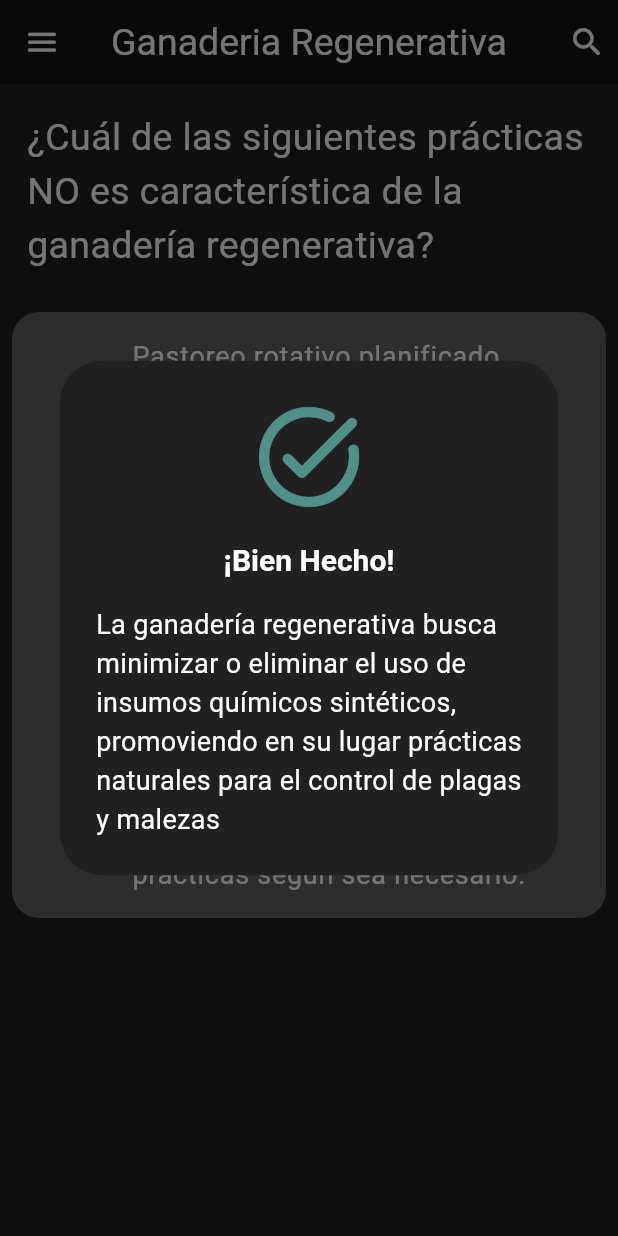
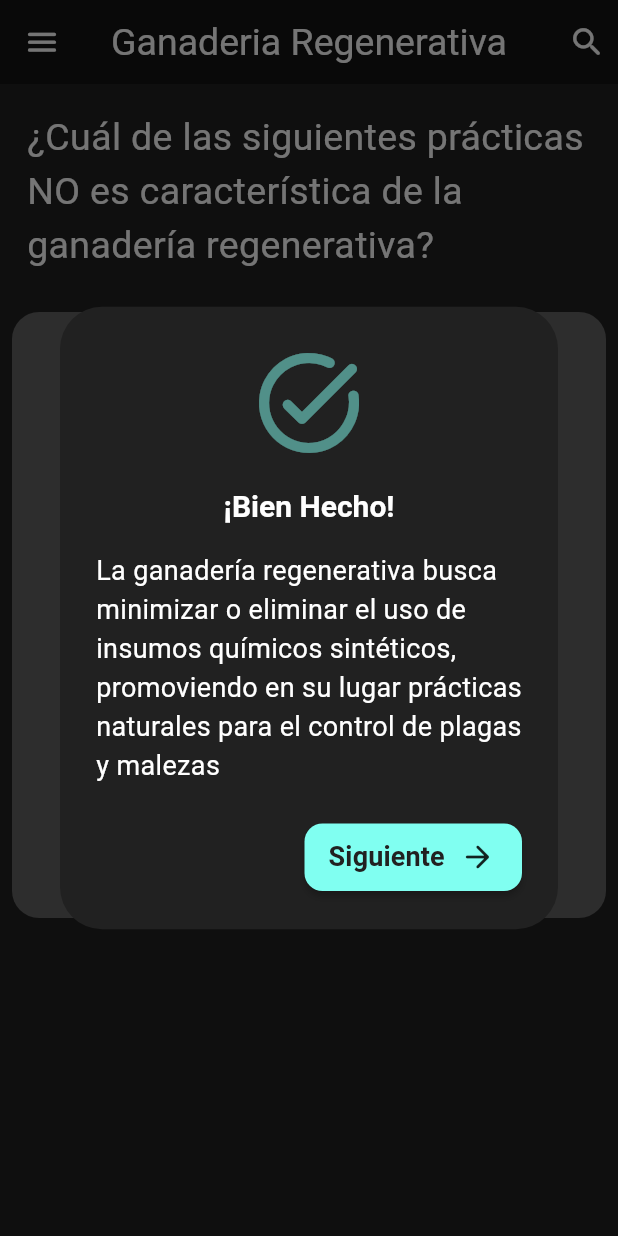
Before and after one commit to Whadyjm/excuela_challenge, a Flutter app: the Quiz screen opened directly, after a tap on "Uso de herbicidas y pesticidas sintético", on a phone screen of 412 x 824 dp. Run offline on Flutter 3.47's test engine with Material 3 defaults, Android fonts, the phone set to English and light mode, and no system bars; network calls fail.

Commit message:
Nueva pregunta añadida

```diff
--- a/lib/screens/quiz.dart
+++ b/lib/screens/quiz.dart
@@ -1,3 +1,5 @@
+import 'package:excuela_challenge/widgets/pregunta1.dart';
+import 'package:excuela_challenge/widgets/pregunta2.dart';
 import 'package:flutter/material.dart';
 
 class Quiz extends StatefulWidget {
@@ -10,10 +12,14 @@ class Quiz extends StatefulWidget {
 class _QuizState extends State<Quiz> {
 
   String pregunta1 = '¿Cuál de las siguientes prácticas NO es característica de la ganadería regenerativa?';
+  String pregunta2 = 'La ganadería regenerativa busca maximizar la producción de carne a corto plazo, incluso si esto implica degradar la salud del suelo a largo plazo';
   String opcionA = 'Pastoreo rotativo planificado para imitar los patrones de pastoreo natural.';
   String opcionB = 'Uso de herbicidas y pesticidas sintéticos para controlar malezas y plagas.';
   String opcionC = 'Integración de cultivos y ganado para mejorar la salud del suelo y la biodiversidad.';
   String opcionD = 'Monitoreo constante de la salud del suelo y ajuste de las prácticas según sea necesario.';
+  final pageController = PageController(
+    initialPage: 0
+  );
 
   @override
   Widget build(BuildContext context) {
@@ -35,6 +41,8 @@ class _QuizState extends State<Quiz> {
               shadowColor: Colors.black,
             ),
           body: PageView(
+            physics: const NeverScrollableScrollPhysics(),
+            controller: pageController,
             children: [
               Pregunta1(
                 width: width,
@@ -42,175 +50,13 @@ class _QuizState extends State<Quiz> {
                 opcionA: opcionA,
                 opcionB: opcionB,
                 opcionC: opcionC,
-                opcionD: opcionD,)
+                opcionD: opcionD, pageController: pageController,),
+              Pregunta2(
+                width: width,
+                  pregunta2: pregunta2, pageController: pageController,)
             ],
           )
         )
     );
   }
 }
-
-class Pregunta1 extends StatefulWidget {
-  Pregunta1({
-    super.key,
-    required this.pregunta1,
-    required this.width,
-    required this.opcionA,
-    required this.opcionB,
-    required this.opcionC,
-    required this.opcionD,
-  });
-
-  final String pregunta1;
-  final String opcionA;
-  final String opcionB;
-  final String opcionC;
-  final String opcionD;
-  final double width;
-
-  @override
-  State<Pregunta1> createState() => _Pregunta1State();
-}
-
-class _Pregunta1State extends State<Pregunta1> {
-
-  bool? checkA = false;
-  bool? checkB = false;
-  bool? checkC = false;
-  bool? checkD = false;
-
-  bool? enabledA = true;
-  bool? enabledB = true;
-  bool? enabledC = true;
-  bool? enabledD = true;
-
-  @override
-  Widget build(BuildContext context) {
-    return Column(
-      children: [
-        Padding(
-          padding: const EdgeInsets.all(18.0),
-          child: Text(widget.pregunta1,
-            style: const TextStyle(fontSize: 25, color: Colors.white),),
-        ),
-        Padding(
-          padding: const EdgeInsets.all(8.0),
-          child: Container(
-            width: widget.width,
-            decoration: BoxDecoration(
-              color: Colors.grey.shade700,
-              borderRadius: BorderRadius.circular(18),
-            ),
-            child: Padding(
-              padding: const EdgeInsets.all(8.0),
-              child: Column(
-                mainAxisAlignment: MainAxisAlignment.center,
-                children: [
-                  CheckboxListTile(
-                      title: Text(widget.opcionA, style: const TextStyle(fontSize: 18, color: Colors.white),),
-                      activeColor: checkA == true ? Colors.red:Colors.grey,
-                      checkColor: Colors.white,
-                      value: checkA,
-                      controlAffinity: ListTileControlAffinity.leading,
-                      enabled: enabledA,
-                      onChanged: (value){
-                        setState(() {
-                          checkA = value;
-
-                          if (checkA == true) {
-                            incorrecto(context);
-                          }
-
-                        });
-                      }), /// Opcion A
-                  CheckboxListTile(
-                      title: Text(widget.opcionB, style: const TextStyle(fontSize: 18, color: Colors.white),),
-                      activeColor: const Color.fromRGBO(
-                          128, 255, 241, 0.5),
-                      checkColor: Colors.white,
-                      value: checkB,
-                      controlAffinity: ListTileControlAffinity.leading,
-                      enabled: enabledB,
-                      onChanged: (value){
-                        setState(() {
-                          checkB = value;
-
-                          if (checkB == true) {
-                            correcto(context);
-                          }
-
-                        });
-                      }), /// Opcion B
-                  CheckboxListTile(
-                      title: Text(widget.opcionC, style: const TextStyle(fontSize: 18, color: Colors.white),),
-                      activeColor: checkC == true ? Colors.red:Colors.grey,
-                      checkColor: Colors.white,
-                      value: checkC,
-                      controlAffinity: ListTileControlAffinity.leading,
-                      enabled: enabledC,
-                      onChanged: (value){
-                        setState(() {
-                          checkC = value;
-
-                          if (checkC == true) {
-                            incorrecto(context);
-                          }
-
-                        });
-                      }), /// Opcion C
-                  CheckboxListTile(
-                      title: Text(widget.opcionD, style: const TextStyle(fontSize: 18, color: Colors.white),),
-                      activeColor: checkD == true ? Colors.red:Colors.grey,
-                      checkColor: Colors.white,
-                      value: checkD,
-                      controlAffinity: ListTileControlAffinity.leading,
-                      enabled: enabledD,
-                      onChanged: (value){
-                        setState(() {
-                          checkD = value;
-
-                          if (checkD == true) {
-                            incorrecto(context);
-                          }
-
-                        });
-                      }), /// Opcion D
-                ],
-              ),
-            ),
-          ),
-        )
-      ],
-    );
-  }
-}
-
-void correcto(context) {
-  showDialog(context: context, builder: (context){
-    return AlertDialog(
-      backgroundColor: Colors.grey.shade900,
-      icon: const Icon(Icons.task_alt_rounded, size: 80, color: Color.fromRGBO(
-          128, 255, 241, 0.5)),
-      title: const Text('¡Bien Hecho!', style: TextStyle(fontSize: 20, fontWeight: FontWeight.bold, color: Colors.white),),
-      content: const Text('La ganadería regenerativa busca minimizar o eliminar el uso de insumos químicos sintéticos, promoviendo en su lugar prácticas naturales para el control de plagas y malezas',
-                        style: TextStyle(color: Colors.white, fontSize: 18),),
-    );
-  });
-}
-
-void incorrecto(context) {
-  ScaffoldMessenger.of(context)
-      .showSnackBar(
-      const SnackBar(
-          duration: Duration(seconds: 2),
-          content: Center(
-            child: Text(
-              'Incorrecto, intenta de nuevo',
-              style: TextStyle(
-                  color: Colors.white,
-                  fontWeight: FontWeight
-                      .bold,
-                  fontSize: 15),),
-          ),
-          backgroundColor: Colors.red));
-}
--- /dev/null
+++ b/lib/widgets/pregunta1.dart
@@ -0,0 +1,201 @@
+import 'package:flutter/material.dart';
+
+class Pregunta1 extends StatefulWidget {
+  Pregunta1({
+    super.key,
+    required this.pregunta1,
+    required this.width,
+    required this.opcionA,
+    required this.opcionB,
+    required this.opcionC,
+    required this.opcionD,
+    required this.pageController
+  });
+
+  final String pregunta1;
+  final String opcionA;
+  final String opcionB;
+  final String opcionC;
+  final String opcionD;
+  final double width;
+  PageController pageController= PageController();
+
+  @override
+  State<Pregunta1> createState() => _Pregunta1State();
+}
+
+class _Pregunta1State extends State<Pregunta1> {
+
+  bool? checkA = false;
+  bool? checkB = false;
+  bool? checkC = false;
+  bool? checkD = false;
+
+  bool? enabledA = true;
+  bool? enabledB = true;
+  bool? enabledC = true;
+  bool? enabledD = true;
+
+  @override
+  Widget build(BuildContext context) {
+    return Column(
+      children: [
+        Padding(
+          padding: const EdgeInsets.all(18.0),
+          child: Text(widget.pregunta1,
+            style: const TextStyle(fontSize: 25, color: Colors.white),),
+        ),
+        Padding(
+          padding: const EdgeInsets.all(8.0),
+          child: Container(
+            width: widget.width,
+            decoration: BoxDecoration(
+              color: Colors.grey.shade700,
+              borderRadius: BorderRadius.circular(18),
+            ),
+            child: Padding(
+              padding: const EdgeInsets.all(8.0),
+              child: Column(
+                mainAxisAlignment: MainAxisAlignment.center,
+                children: [
+                  CheckboxListTile(
+                      title: Text(widget.opcionA, style: const TextStyle(fontSize: 18, color: Colors.white),),
+                      activeColor: checkA == true ? Colors.red:Colors.grey,
+                      checkColor: Colors.red,
+                      value: checkA,
+                      controlAffinity: ListTileControlAffinity.leading,
+                      enabled: enabledA,
+                      onChanged: (value){
+                        setState(() {
+                          checkA = value;
+
+                          if (checkA == true) {
+                            incorrecto(context);
+                          }
+
+                        });
+                      }), /// Opcion A
+                  CheckboxListTile(
+                      title: Text(widget.opcionB, style: const TextStyle(fontSize: 18, color: Colors.white),),
+                      activeColor: const Color.fromRGBO(
+                          128, 255, 241, 0.5),
+                      checkColor: Colors.white,
+                      value: checkB,
+                      controlAffinity: ListTileControlAffinity.leading,
+                      enabled: enabledB,
+                      onChanged: (value){
+                        setState(() {
+                          checkB = value;
+
+                          if (checkB == true) {
+                            showDialog(context: context, builder: (context){
+                              return Correcto(widget: widget);
+                            });
+                          }
+
+                        });
+                      }), /// Opcion B
+                  CheckboxListTile(
+                      title: Text(widget.opcionC, style: const TextStyle(fontSize: 18, color: Colors.white),),
+                      activeColor: checkC == true ? Colors.red:Colors.grey,
+                      checkColor: Colors.red,
+                      value: checkC,
+                      controlAffinity: ListTileControlAffinity.leading,
+                      enabled: enabledC,
+                      onChanged: (value){
+                        setState(() {
+                          checkC = value;
+
+                          if (checkC == true) {
+                            incorrecto(context);
+                          }
+
+                        });
+                      }), /// Opcion C
+                  CheckboxListTile(
+                      title: Text(widget.opcionD, style: const TextStyle(fontSize: 18, color: Colors.white),),
+                      activeColor: checkD == true ? Colors.red:Colors.grey,
+                      checkColor: Colors.red,
+                      value: checkD,
+                      controlAffinity: ListTileControlAffinity.leading,
+                      enabled: enabledD,
+                      onChanged: (value){
+                        setState(() {
+                          checkD = value;
+
+                          if (checkD == true) {
+                            incorrecto(context);
+                          }
+
+                        });
+                      }), /// Opcion D
+                ],
+              ),
+            ),
+          ),
+        )
+      ],
+    );
+  }
+}
+
+class Correcto extends StatelessWidget {
+  const Correcto({
+    super.key,
+    required this.widget,
+  });
+
+  final Pregunta1 widget;
+
+  @override
+  Widget build(BuildContext context) {
+    return AlertDialog(
+      backgroundColor: Colors.grey.shade900,
+      icon: const Icon(Icons.task_alt_rounded, size: 80, color: Color.fromRGBO(
+          128, 255, 241, 0.5)),
+      title: const Text('¡Bien Hecho!', style: TextStyle(fontSize: 20, fontWeight: FontWeight.bold, color: Colors.white),),
+      actions: [
+        SizedBox(
+          width: 145,
+          child: MaterialButton(
+              height: 45,
+              color: const Color.fromRGBO(128, 255, 241, 1),
+              shape: RoundedRectangleBorder(
+                  borderRadius: BorderRadius.circular(12)
+              ),
+              onPressed: (){
+                widget.pageController.nextPage(duration: Duration(seconds: 1), curve: Curves.ease);
+                Navigator.pop(context);
+              },
+              child: Row(
+                children: [
+                  Text('Siguiente', style: TextStyle(color: Colors.grey.shade900, fontSize: 18, fontWeight: FontWeight.bold),),
+                  const SizedBox(width: 10,),
+                  const Icon(Icons.arrow_forward_rounded),
+                ],
+              )
+          ),
+        ),
+      ],
+      content: const Text('La ganadería regenerativa busca minimizar o eliminar el uso de insumos químicos sintéticos, promoviendo en su lugar prácticas naturales para el control de plagas y malezas',
+        style: TextStyle(color: Colors.white, fontSize: 18),),
+    );
+  }
+}
+
+void incorrecto(context) {
+  ScaffoldMessenger.of(context)
+      .showSnackBar(
+      const SnackBar(
+          duration: Duration(seconds: 1),
+          content: Center(
+            child: Text(
+              'Incorrecto, intenta de nuevo',
+              style: TextStyle(
+                  color: Colors.white,
+                  fontWeight: FontWeight
+                      .bold,
+                  fontSize: 15),),
+          ),
+          backgroundColor: Colors.red));
+}
--- /dev/null
+++ b/lib/widgets/pregunta2.dart
@@ -0,0 +1,141 @@
+import 'package:flutter/material.dart';
+
+class Pregunta2 extends StatefulWidget {
+  Pregunta2({
+    super.key,
+    required this.pregunta2,
+    this.width,
+    required this.pageController
+  });
+
+  final String pregunta2;
+  PageController pageController= PageController();
+  double? width;
+
+
+  @override
+  State<Pregunta2> createState() => _Pregunta2State();
+}
+
+class _Pregunta2State extends State<Pregunta2> {
+
+
+
+  @override
+  Widget build(BuildContext context) {
+    return Column(
+      mainAxisAlignment: MainAxisAlignment.spaceEvenly,
+      children: [
+        const Text('¿Verdadero o Falso?',
+          style: TextStyle(fontSize: 30, color: Colors.white),),
+        Padding(
+          padding: const EdgeInsets.all(8.0),
+          child: Container(
+            width: widget.width,
+            decoration: BoxDecoration(
+              color: Colors.grey.shade700,
+              borderRadius: BorderRadius.circular(18),
+            ),
+            child: Padding(
+              padding: const EdgeInsets.all(18.0),
+              child: Text(widget.pregunta2,
+                style: const TextStyle(fontSize: 25, color: Colors.white),),
+            ),
+          ),
+        ),
+        Row(
+          mainAxisAlignment: MainAxisAlignment.spaceEvenly,
+          children: [
+            MaterialButton(
+                height: 60,
+                minWidth: 150,
+                color: Colors.redAccent,
+                shape: RoundedRectangleBorder(
+                    borderRadius: BorderRadius.circular(12)
+                ),
+                onPressed: (){
+                  showDialog(context: context, builder: (context){
+                    return Correcto(widget: widget);
+                  });
+                },
+                child: const Text('Falso', style: TextStyle(color: Colors.white, fontSize: 18, fontWeight: FontWeight.bold),)
+            ),
+            MaterialButton(
+                height: 60,
+                minWidth: 150,
+                color: Colors.green,
+                shape: RoundedRectangleBorder(
+                    borderRadius: BorderRadius.circular(12)
+                ),
+                onPressed: (){
+                  incorrecto(context);
+                },
+                child: const Text('Verdadero', style: TextStyle(color: Colors.white, fontSize: 18, fontWeight: FontWeight.bold),)
+            ),
+          ],
+        )
+      ],
+    );
+  }
+}
+
+class Correcto extends StatelessWidget {
+  const Correcto({
+    super.key,
+    required this.widget,
+  });
+
+  final Pregunta2 widget;
+
+  @override
+  Widget build(BuildContext context) {
+    return AlertDialog(
+      backgroundColor: Colors.grey.shade900,
+      icon: const Icon(Icons.task_alt_rounded, size: 80, color: Color.fromRGBO(
+          128, 255, 241, 0.5)),
+      title: const Text('¡Bien Hecho!', style: TextStyle(fontSize: 20, fontWeight: FontWeight.bold, color: Colors.white),),
+      actions: [
+        SizedBox(
+          width: 145,
+          child: MaterialButton(
+              height: 45,
+              color: const Color.fromRGBO(128, 255, 241, 1),
+              shape: RoundedRectangleBorder(
+                  borderRadius: BorderRadius.circular(12)
+              ),
+              onPressed: (){
+                widget.pageController.nextPage(duration: Duration(seconds: 1), curve: Curves.ease);
+                Navigator.pop(context);
+              },
+              child: Row(
+                children: [
+                  Text('Siguiente', style: TextStyle(color: Colors.grey.shade900, fontSize: 18, fontWeight: FontWeight.bold),),
+                  const SizedBox(width: 10,),
+                  const Icon(Icons.arrow_forward_rounded),
+                ],
+              )
+          ),
+        ),
+      ],
+      content: const Text('La ganadería regenerativa prioriza la salud del suelo y la sostenibilidad a largo plazo, buscando un equilibrio entre la producción y la regeneración de los recursos naturales',
+        style: TextStyle(color: Colors.white, fontSize: 18),),
+    );
+  }
+}
+
+void incorrecto(context) {
+  ScaffoldMessenger.of(context)
+      .showSnackBar(
+      const SnackBar(
+          duration: Duration(seconds: 1),
+          content: Center(
+            child: Text(
+              'Incorrecto, intenta de nuevo',
+              style: TextStyle(
+                  color: Colors.white,
+                  fontWeight: FontWeight
+                      .bold,
+                  fontSize: 15),),
+          ),
+          backgroundColor: Colors.red));
+}
```
